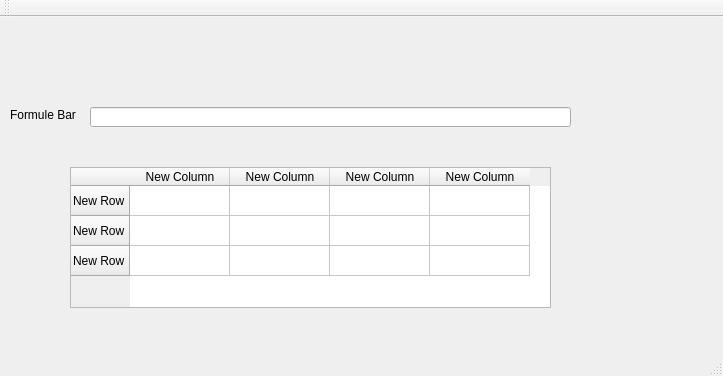
Qt form mainwindow.ui (FelixOliver/excel) before a commit.
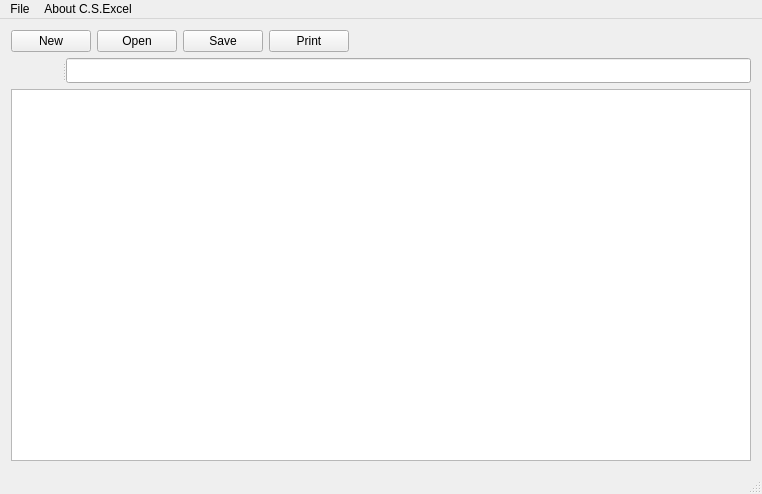
The same form after that commit. Icons and pictures are not drawn.

Commit message: gente, aca esta la interfaz revisenla si kieren

```diff
--- a/mainwindow.ui
+++ b/mainwindow.ui
@@ -2,179 +2,225 @@
 <ui version="4.0">
  <class>MainWindow</class>
  <widget class="QMainWindow" name="MainWindow">
+  <property name="windowModality">
+   <enum>Qt::NonModal</enum>
+  </property>
+  <property name="enabled">
+   <bool>true</bool>
+  </property>
   <property name="geometry">
    <rect>
     <x>0</x>
     <y>0</y>
-    <width>723</width>
-    <height>376</height>
+    <width>762</width>
+    <height>494</height>
    </rect>
   </property>
   <property name="windowTitle">
-   <string>MainWindow</string>
+   <string>C.S. - Excel V3.1416</string>
+  </property>
+  <property name="windowIcon">
+   <iconset resource="Resources.qrc">
+    <normaloff>:/icono 3.png</normaloff>:/icono 3.png</iconset>
+  </property>
+  <property name="documentMode">
+   <bool>false</bool>
+  </property>
+  <property name="unifiedTitleAndToolBarOnMac">
+   <bool>false</bool>
   </property>
   <widget class="QWidget" name="centralWidget">
-   <widget class="QTableWidget" name="spreadsheet">
-    <property name="enabled">
-     <bool>true</bool>
-    </property>
-    <property name="geometry">
-     <rect>
-      <x>70</x>
-      <y>150</y>
-      <width>481</width>
-      <height>141</height>
-     </rect>
-    </property>
-    <property name="editTriggers">
-     <set>QAbstractItemView::AnyKeyPressed|QAbstractItemView::DoubleClicked|QAbstractItemView::EditKeyPressed</set>
-    </property>
-    <property name="showGrid">
-     <bool>true</bool>
-    </property>
-    <row>
-     <property name="text">
-      <string>New Row</string>
-     </property>
-    </row>
-    <row>
-     <property name="text">
-      <string>New Row</string>
-     </property>
-    </row>
-    <row>
-     <property name="text">
-      <string>New Row</string>
-     </property>
-    </row>
-    <column>
-     <property name="text">
-      <string>New Column</string>
-     </property>
-    </column>
-    <column>
-     <property name="text">
-      <string>New Column</string>
-     </property>
-    </column>
-    <column>
-     <property name="text">
-      <string>New Column</string>
-     </property>
-    </column>
-    <column>
-     <property name="text">
-      <string>New Column</string>
-     </property>
-    </column>
-    <item row="0" column="0">
-     <property name="text">
-      <string/>
-     </property>
-     <property name="flags">
-      <set>ItemIsSelectable|ItemIsEditable|ItemIsDragEnabled|ItemIsUserCheckable|ItemIsEnabled</set>
-     </property>
+   <layout class="QVBoxLayout" name="verticalLayout">
+    <item>
+     <layout class="QHBoxLayout" name="horizontalLayout">
+      <item>
+       <widget class="QPushButton" name="button_save_2">
+        <property name="cursor">
+         <cursorShape>PointingHandCursor</cursorShape>
+        </property>
+        <property name="text">
+         <string>New</string>
+        </property>
+        <property name="icon">
+         <iconset resource="Resources.qrc">
+          <normaloff>:/nuevo.png</normaloff>:/nuevo.png</iconset>
+        </property>
+       </widget>
+      </item>
+      <item>
+       <widget class="QPushButton" name="pushButton">
+        <property name="cursor">
+         <cursorShape>PointingHandCursor</cursorShape>
+        </property>
+        <property name="text">
+         <string>Open</string>
+        </property>
+        <property name="icon">
+         <iconset resource="Resources.qrc">
+          <normaloff>:/Abrir.png</normaloff>:/Abrir.png</iconset>
+        </property>
+       </widget>
+      </item>
+      <item>
+       <widget class="QPushButton" name="button_save">
+        <property name="cursor">
+         <cursorShape>PointingHandCursor</cursorShape>
+        </property>
+        <property name="text">
+         <string>Save</string>
+        </property>
+        <property name="icon">
+         <iconset resource="Resources.qrc">
+          <normaloff>:/guardar.png</normaloff>:/guardar.png</iconset>
+        </property>
+       </widget>
+      </item>
+      <item>
+       <widget class="QPushButton" name="button_print">
+        <property name="cursor">
+         <cursorShape>PointingHandCursor</cursorShape>
+        </property>
+        <property name="text">
+         <string>Print</string>
+        </property>
+        <property name="icon">
+         <iconset resource="Resources.qrc">
+          <normaloff>:/imprimir.png</normaloff>:/imprimir.png</iconset>
+        </property>
+       </widget>
+      </item>
+      <item>
+       <spacer name="horizontalSpacer">
+        <property name="orientation">
+         <enum>Qt::Horizontal</enum>
+        </property>
+        <property name="sizeHint" stdset="0">
+         <size>
+          <width>268</width>
+          <height>20</height>
+         </size>
+        </property>
+       </spacer>
+      </item>
+     </layout>
     </item>
-    <item row="0" column="1">
-     <property name="flags">
-      <set>ItemIsSelectable|ItemIsEditable|ItemIsDragEnabled|ItemIsUserCheckable|ItemIsEnabled</set>
-     </property>
+    <item>
+     <widget class="QSplitter" name="splitter">
+      <property name="orientation">
+       <enum>Qt::Horizontal</enum>
+      </property>
+      <widget class="QLabel" name="actual_cell">
+       <property name="font">
+        <font>
+         <family>Segoe UI Symbol</family>
+         <pointsize>10</pointsize>
+         <weight>75</weight>
+         <bold>true</bold>
+        </font>
+       </property>
+       <property name="styleSheet">
+        <string notr="true">color: rgb(0, 0, 255);</string>
+       </property>
+       <property name="text">
+        <string/>
+       </property>
+      </widget>
+      <widget class="QLineEdit" name="Formule_Bar">
+       <property name="font">
+        <font>
+         <family>Arial Unicode MS</family>
+         <weight>50</weight>
+         <bold>false</bold>
+        </font>
+       </property>
+       <property name="text">
+        <string/>
+       </property>
+      </widget>
+     </widget>
     </item>
-    <item row="0" column="2">
-     <property name="flags">
-      <set>ItemIsSelectable|ItemIsEditable|ItemIsDragEnabled|ItemIsUserCheckable|ItemIsEnabled</set>
-     </property>
+    <item>
+     <widget class="QTableWidget" name="spreadsheet">
+      <property name="enabled">
+       <bool>true</bool>
+      </property>
+      <property name="acceptDrops">
+       <bool>false</bool>
+      </property>
+      <property name="whatsThis">
+       <string>&lt;html&gt;&lt;head/&gt;&lt;body&gt;&lt;p&gt;&lt;br/&gt;&lt;/p&gt;&lt;/body&gt;&lt;/html&gt;</string>
+      </property>
+      <property name="autoScroll">
+       <bool>true</bool>
+      </property>
+      <property name="editTriggers">
+       <set>QAbstractItemView::AnyKeyPressed|QAbstractItemView::DoubleClicked|QAbstractItemView::EditKeyPressed</set>
+      </property>
+      <property name="dragEnabled">
+       <bool>false</bool>
+      </property>
+      <property name="dragDropMode">
+       <enum>QAbstractItemView::DragDrop</enum>
+      </property>
+      <property name="showGrid">
+       <bool>true</bool>
+      </property>
+      <property name="gridStyle">
+       <enum>Qt::SolidLine</enum>
+      </property>
+      <property name="rowCount">
+       <number>0</number>
+      </property>
+      <property name="columnCount">
+       <number>0</number>
+      </property>
+      <attribute name="horizontalHeaderDefaultSectionSize">
+       <number>100</number>
+      </attribute>
+      <attribute name="verticalHeaderDefaultSectionSize">
+       <number>30</number>
+      </attribute>
+      <attribute name="verticalHeaderMinimumSectionSize">
+       <number>5</number>
+      </attribute>
+      <attribute name="verticalHeaderShowSortIndicator" stdset="0">
+       <bool>false</bool>
+      </attribute>
+     </widget>
     </item>
-    <item row="0" column="3">
-     <property name="text">
-      <string/>
-     </property>
-     <property name="flags">
-      <set>ItemIsSelectable|ItemIsEditable|ItemIsDragEnabled|ItemIsUserCheckable|ItemIsEnabled</set>
-     </property>
-    </item>
-    <item row="1" column="0">
-     <property name="flags">
-      <set>ItemIsSelectable|ItemIsEditable|ItemIsDragEnabled|ItemIsUserCheckable|ItemIsEnabled</set>
-     </property>
-    </item>
-    <item row="1" column="1">
-     <property name="flags">
-      <set>ItemIsSelectable|ItemIsEditable|ItemIsDragEnabled|ItemIsUserCheckable|ItemIsEnabled</set>
-     </property>
-    </item>
-    <item row="1" column="2">
-     <property name="flags">
-      <set>ItemIsSelectable|ItemIsEditable|ItemIsDragEnabled|ItemIsUserCheckable|ItemIsEnabled</set>
-     </property>
-    </item>
-    <item row="1" column="3">
-     <property name="flags">
-      <set>ItemIsSelectable|ItemIsEditable|ItemIsDragEnabled|ItemIsUserCheckable|ItemIsEnabled</set>
-     </property>
-    </item>
-    <item row="2" column="0">
-     <property name="flags">
-      <set>ItemIsSelectable|ItemIsEditable|ItemIsDragEnabled|ItemIsUserCheckable|ItemIsEnabled</set>
-     </property>
-    </item>
-    <item row="2" column="1">
-     <property name="flags">
-      <set>ItemIsSelectable|ItemIsEditable|ItemIsDragEnabled|ItemIsUserCheckable|ItemIsEnabled</set>
-     </property>
-    </item>
-    <item row="2" column="2">
-     <property name="flags">
-      <set>ItemIsSelectable|ItemIsEditable|ItemIsDragEnabled|ItemIsUserCheckable|ItemIsEnabled</set>
-     </property>
-    </item>
-    <item row="2" column="3">
-     <property name="flags">
-      <set>ItemIsSelectable|ItemIsEditable|ItemIsDragEnabled|ItemIsUserCheckable|ItemIsEnabled</set>
-     </property>
-    </item>
-   </widget>
-   <widget class="QLineEdit" name="Formule_Bar">
-    <property name="geometry">
-     <rect>
-      <x>90</x>
-      <y>90</y>
-      <width>481</width>
-      <height>20</height>
-     </rect>
-    </property>
-   </widget>
-   <widget class="QLabel" name="Formule_bar_txt">
-    <property name="geometry">
-     <rect>
-      <x>10</x>
-      <y>90</y>
-      <width>71</width>
-      <height>16</height>
-     </rect>
-    </property>
-    <property name="text">
-     <string>Formule Bar</string>
-    </property>
-   </widget>
+   </layout>
+   <zorder>spreadsheet</zorder>
+   <zorder>splitter</zorder>
   </widget>
   <widget class="QMenuBar" name="menuBar">
    <property name="geometry">
     <rect>
      <x>0</x>
      <y>0</y>
-     <width>723</width>
+     <width>762</width>
      <height>21</height>
     </rect>
    </property>
-  </widget>
-  <widget class="QToolBar" name="mainToolBar">
-   <attribute name="toolBarArea">
-    <enum>TopToolBarArea</enum>
-   </attribute>
-   <attribute name="toolBarBreak">
-    <bool>false</bool>
-   </attribute>
+   <widget class="QMenu" name="menuFile">
+    <property name="title">
+     <string>File</string>
+    </property>
+    <addaction name="actionNew"/>
+    <addaction name="actionOpen"/>
+    <addaction name="actionSave"/>
+    <addaction name="separator"/>
+    <addaction name="actionPrint"/>
+    <addaction name="separator"/>
+    <addaction name="actionExit"/>
+   </widget>
+   <widget class="QMenu" name="menuAbout_C_S_Excel">
+    <property name="title">
+     <string>About C.S.Excel</string>
+    </property>
+    <addaction name="actionAbout_C_S_Excel"/>
+   </widget>
+   <addaction name="menuFile"/>
+   <addaction name="menuAbout_C_S_Excel"/>
   </widget>
   <widget class="QStatusBar" name="statusBar"/>
  </widget>
```
Left out of the diff: 64 changed lines with no effect on the pictures. The commit also changes 2 other files.
